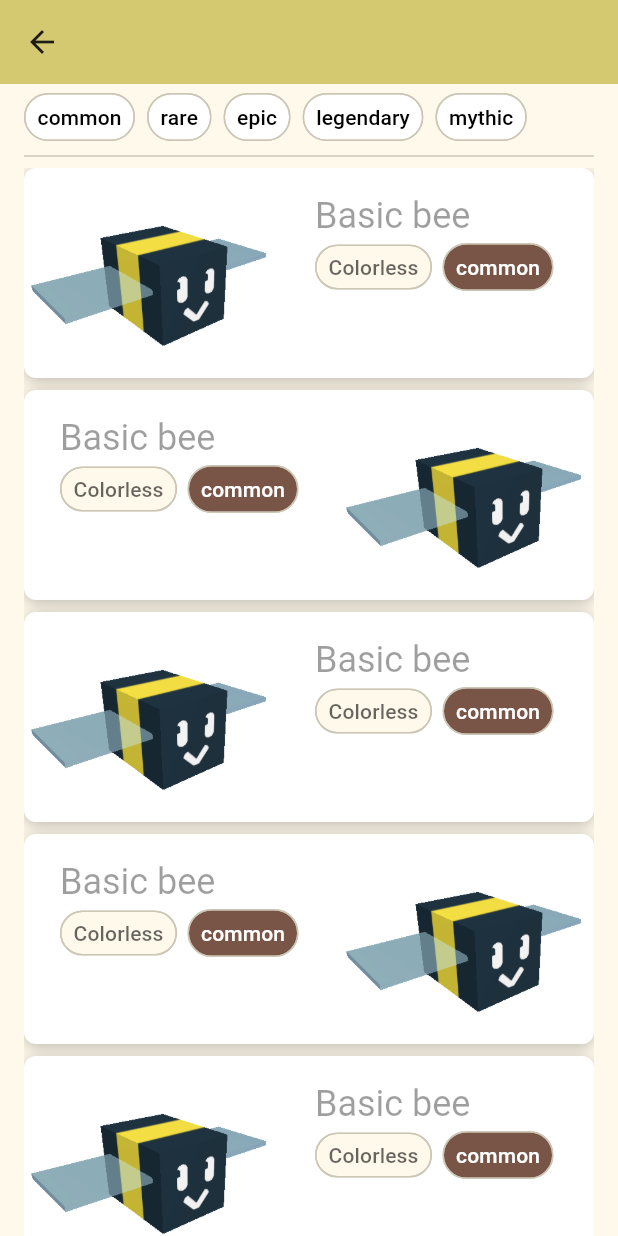
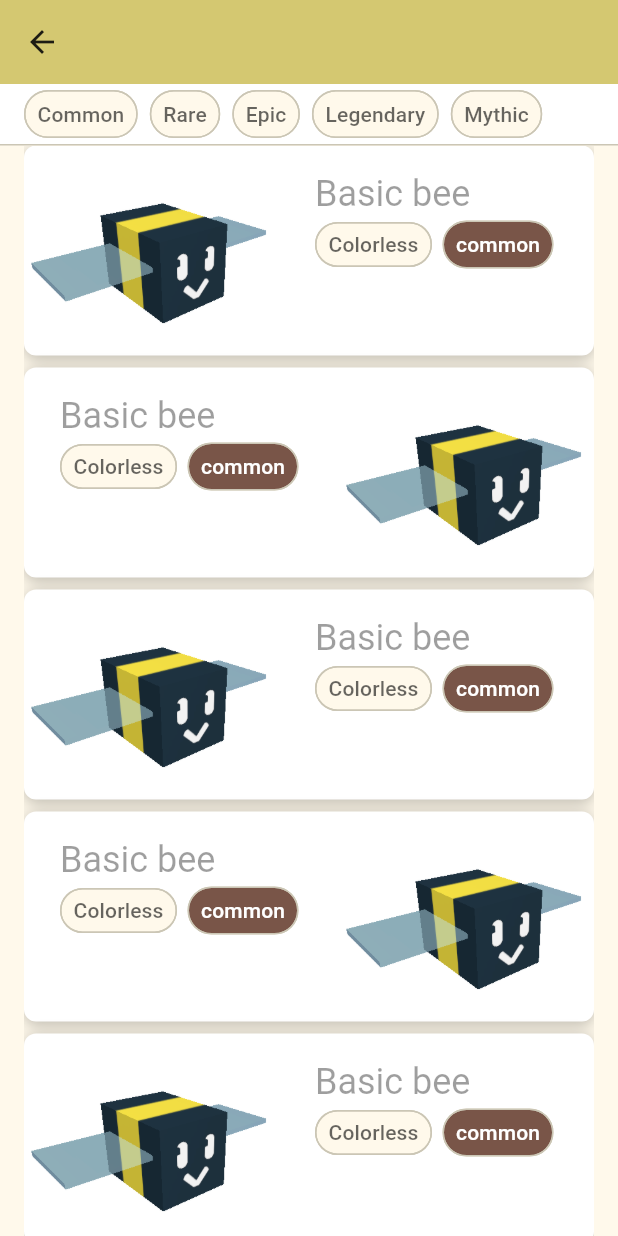
Before and after one commit to ImACoose/bee_sim_pocket, a Flutter app: the screen it shows after launch, after a tap on "click me for bees", on a phone screen of 412 x 824 dp. Run offline on Flutter 3.47's test engine with Material 3 defaults, Android fonts, the phone set to English and light mode, and no system bars; our stand-ins replace freezed_annotation.

Commit message:
added chips and basics for chip colour

```diff
--- a/lib/features/bees/models/bee_model.dart
+++ b/lib/features/bees/models/bee_model.dart
@@ -1,3 +1,4 @@
+import 'package:bee_sim_pocket_info/constants.dart';
 import 'package:freezed_annotation/freezed_annotation.dart';
 
 part 'bee_model.freezed.dart';
@@ -16,5 +17,13 @@ class Bee with _$Bee {
     required BeeColor beeColor,
   }) = _Bee;
 
+  static Map<Rarity, ChipColors> rarityColorMap() => {
+        Rarity.common: ColorConstants.basicChipColours,
+        Rarity.rare: ColorConstants.basicChipColours,
+        Rarity.epic: ColorConstants.basicChipColours,
+        Rarity.legendary: ColorConstants.basicChipColours,
+        Rarity.mythic: ColorConstants.basicChipColours,
+      };
+
   factory Bee.fromJson(Map<String, dynamic> json) => _$BeeFromJson(json);
 }
--- a/lib/features/bees/screens/bees_home_screen.dart
+++ b/lib/features/bees/screens/bees_home_screen.dart
@@ -1,6 +1,7 @@
 import 'package:bee_sim_pocket_info/constants.dart';
 import 'package:bee_sim_pocket_info/features/bees/models/bee_model.dart';
 import 'package:bee_sim_pocket_info/features/bees/screens/bee_description_screen.dart';
+import 'package:bee_sim_pocket_info/utils.dart';
 import 'package:flutter/material.dart';
 
 class BeeScreen extends StatelessWidget {
@@ -18,27 +19,36 @@ class BeeScreen extends StatelessWidget {
             icon: Icon(Icons.arrow_back)),
       ),
       body: Center(
-          child: Padding(
-        padding: EdgeInsets.symmetric(horizontal: 16.0),
         child: Column(
           children: [
-            SizedBox(
+            Container(
+              color: Colors.white,
+              child: SizedBox(
                   height: 40,
-                child: Row(
-                    crossAxisAlignment: CrossAxisAlignment.end,
+                  child: Padding(
+                    padding: EdgeInsets.symmetric(horizontal: 16),
+                    child: ListView(
+                        scrollDirection: Axis.horizontal,
                         children: Rarity.values
                             .map((rarity) => Row(children: [
                                   InfoChip(
-                                  label: rarity.name,
-                                  backgroundColor: Colors.white,
-                                  textColor: Colors.black),
+                                      label: rarity.name.capitalise(),
+                                      backgroundColor:
+                                          Theme.of(context).canvasColor,
+                                      textColor: Theme.of(context).hintColor!),
                                   SizedBox(
                                     width: 8.0,
                                   )
                                 ]))
-                        .toList())),
-            Divider(),
+                            .toList()),
+                  )),
+            ),
+            Divider(
+              height: 1,
+            ),
             Flexible(
+              child: Padding(
+                padding: const EdgeInsets.symmetric(horizontal: 16.0),
                 child: ListView.builder(
                   itemCount: 10,
                   itemBuilder: (context, index) => Column(
@@ -53,9 +63,10 @@ class BeeScreen extends StatelessWidget {
                   ),
                 ),
               ),
+            ),
           ],
         ),
-      )),
+      ),
     );
   }
 }
--- /dev/null
+++ b/lib/utils.dart
@@ -0,0 +1,7 @@
+extension StringFormatting on String {
+  String capitalise() {
+    String firstLetter = substring(0, 1);
+    firstLetter = firstLetter.toUpperCase();
+    return '$firstLetter${substring(1)}';
+  }
+}
```
Lines whose indentation alone changed are shown as unchanged.
